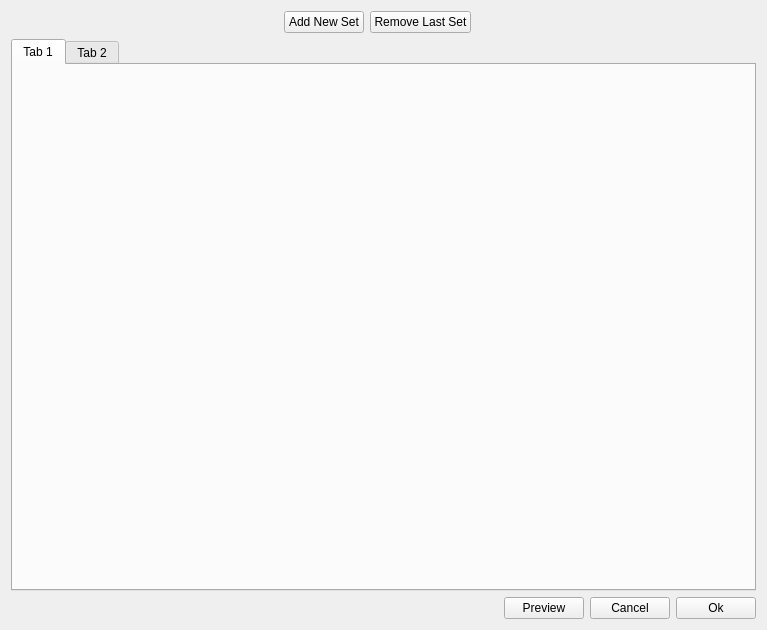
Above: pyleecan/GUI/Dialog/DMachineSetup/DAVDuct/DAVDuct.ui from Eomys/pyleecan before the change. Below: the same form after it.
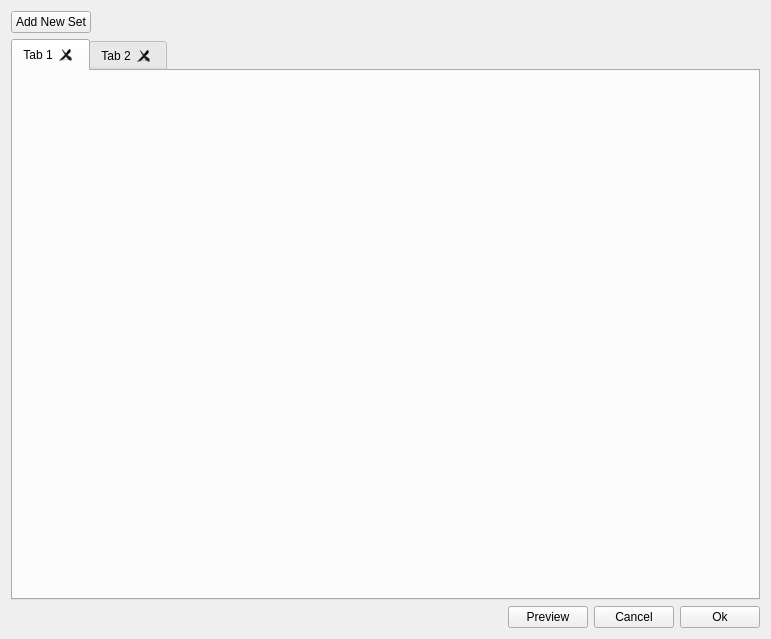
That is the form after the change. Icons and pictures are not drawn. Custom widgets are drawn as their Qt base class.

Commit message: [CO] Rework Ventilation GUI: - Close tab instead of "Remove button" - Alpha0 is now share for all schematics + rad/deg - VentPolar W1 rad/deg

Diff of the .ui file:
```diff
--- a/pyleecan/GUI/Dialog/DMachineSetup/DAVDuct/DAVDuct.ui
+++ b/pyleecan/GUI/Dialog/DMachineSetup/DAVDuct/DAVDuct.ui
@@ -6,8 +6,8 @@
    <rect>
     <x>0</x>
     <y>0</y>
-    <width>767</width>
-    <height>630</height>
+    <width>771</width>
+    <height>639</height>
    </rect>
   </property>
   <property name="windowTitle">
@@ -20,19 +20,6 @@
   <layout class="QVBoxLayout" name="verticalLayout">
    <item>
     <layout class="QHBoxLayout" name="horizontalLayout_2">
-     <item>
-      <spacer name="horizontalSpacer">
-       <property name="orientation">
-        <enum>Qt::Horizontal</enum>
-       </property>
-       <property name="sizeHint" stdset="0">
-        <size>
-         <width>40</width>
-         <height>20</height>
-        </size>
-       </property>
-      </spacer>
-     </item>
      <item>
       <widget class="QPushButton" name="b_new">
        <property name="text">
@@ -40,13 +27,6 @@
        </property>
       </widget>
      </item>
-     <item>
-      <widget class="QPushButton" name="b_remove">
-       <property name="text">
-        <string>Remove Last Set</string>
-       </property>
-      </widget>
-     </item>
      <item>
       <widget class="HelpButton" name="b_help">
        <property name="text">
@@ -74,6 +54,12 @@
    </item>
    <item>
     <widget class="QTabWidget" name="tab_vent">
+     <property name="currentIndex">
+      <number>0</number>
+     </property>
+     <property name="tabsClosable">
+      <bool>true</bool>
+     </property>
      <widget class="QWidget" name="tab">
       <attribute name="title">
        <string>Tab 1</string>
```
Left out of the diff: 5 changed lines with no effect on the pictures. The commit also changes 26 other files.
